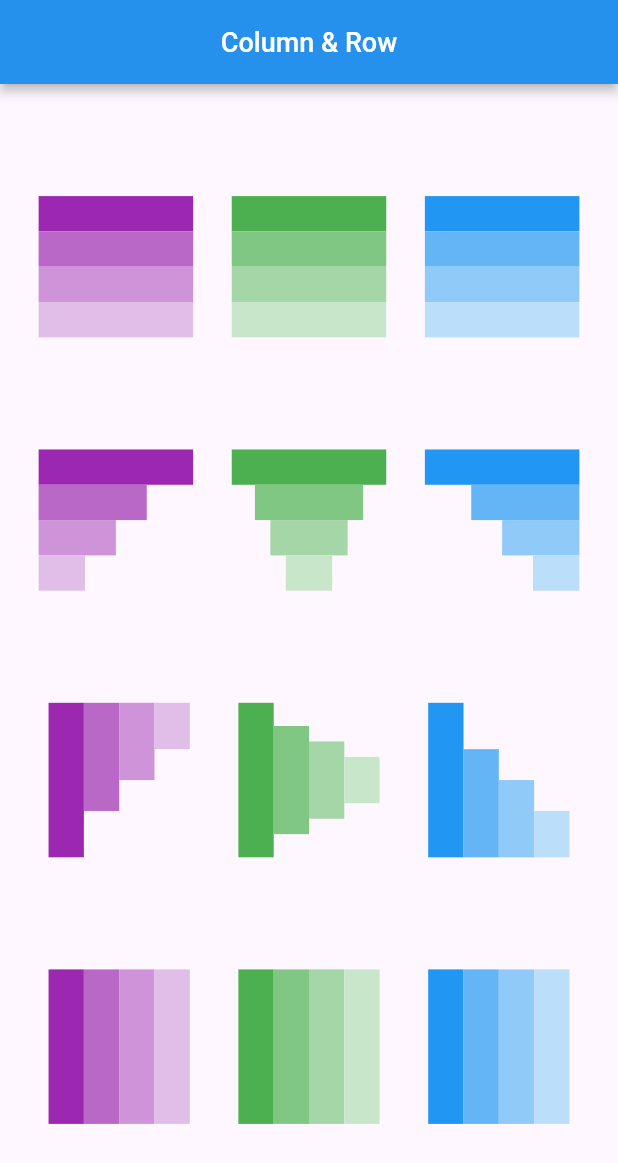
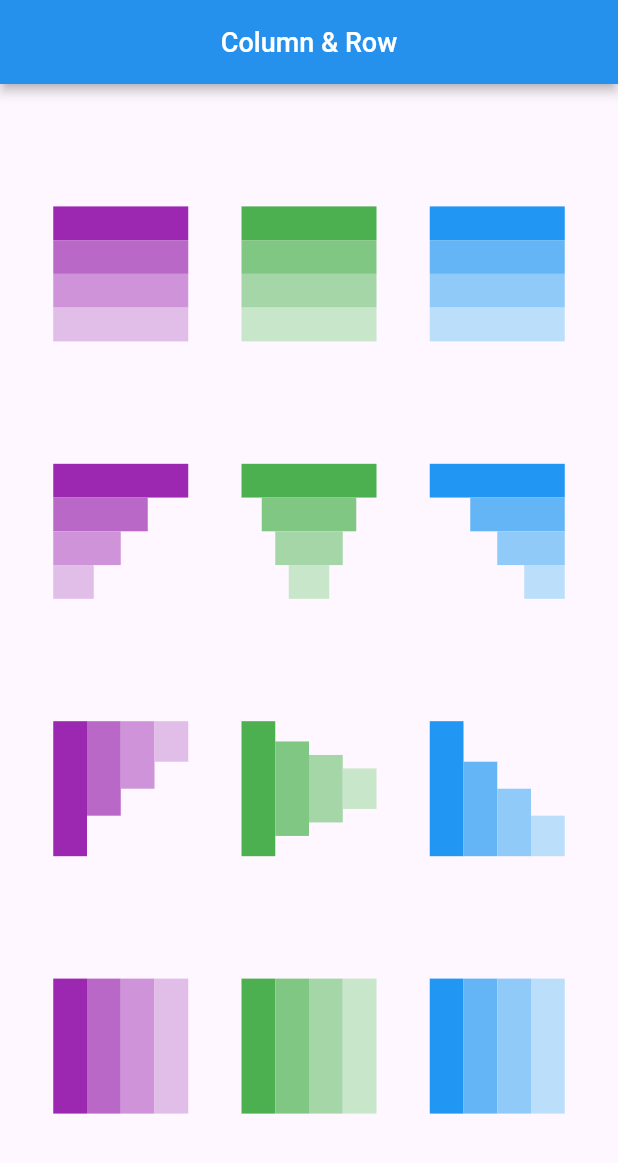
Before and after one commit to OmarAfifi-CSE/DEPI-Flutter, a Flutter app: the screen it shows after launch, on a phone screen of 412 x 824 dp. Shown: the top 1163 px of the screen. Run offline on Flutter 3.47's test engine with Material 3 defaults, Android fonts, the phone set to English and light mode, and no system bars.

Commit message:
adjust width and height

```diff
--- a/task5/lib/main.dart
+++ b/task5/lib/main.dart
@@ -63,8 +63,8 @@ class MyApp extends StatelessWidget {
 
   @override
   Widget build(BuildContext context) {
-    final width = MediaQuery.sizeOf(context).width / 4;
-    final height = MediaQuery.sizeOf(context).height / 35;
+    final width = 90.0;
+    final height = 22.5;
     return MaterialApp(
       debugShowCheckedModeBanner: false,
       home: Scaffold(
```
